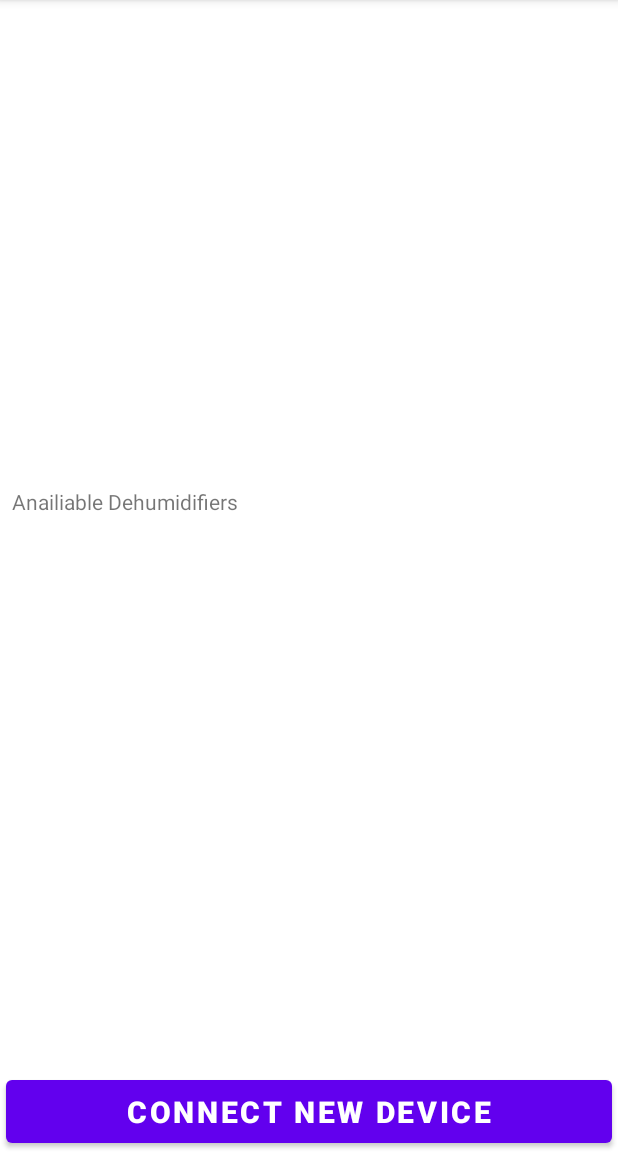
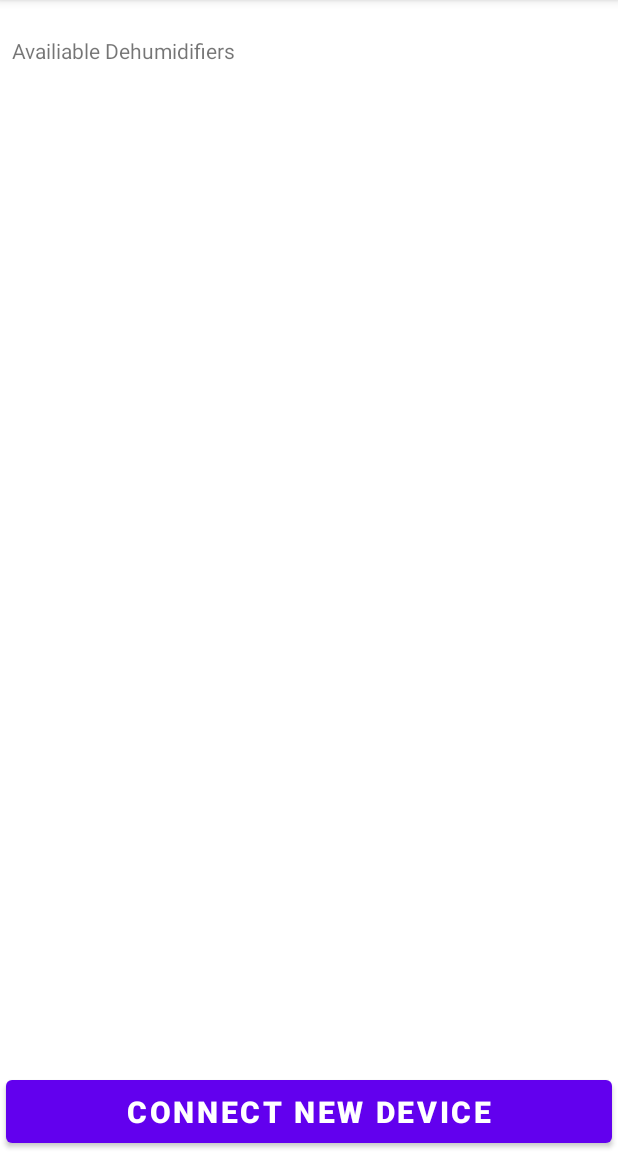
Before and after one commit to Margy-Katinaki/iDehumidifier-, an Android app: the screen it shows after launch (MainActivity), on a phone screen of 412 x 824 dp, the part 84-1236 px from its top. Run offline under Robolectric (Android 15) with nearby library versions, the phone set to English and light mode, and no system bars.

Commit message:
Add Data,Sttings Activity
Signed-off-by: Margy <margy2katnk@gmail.com>

```diff
--- a/app/src/main/AndroidManifest.xml
+++ b/app/src/main/AndroidManifest.xml
@@ -8,7 +8,8 @@
         android:label="@string/app_name"
         android:roundIcon="@mipmap/ic_launcher_round"
         android:supportsRtl="true"
-        android:theme="@style/Theme.IDehumidifier">
+        android:theme="@style/Theme.IDehumidifier"
+        android:name=".Data">
         <activity
             android:name=".MainActivity"
             android:exported="true">
@@ -23,6 +24,7 @@
         <activity android:name=".TimerActivity"/>
         <activity android:name=".SpeedActivity"/>
         <activity android:name=".DehumidifierActivity"/>
+        <activity android:name=".SettingsActivity"/>
     </application>
 
 </manifest>
--- a/app/src/main/java/com/example/idehumidifier/ConnectDeviceActivity.kt
+++ b/app/src/main/java/com/example/idehumidifier/ConnectDeviceActivity.kt
@@ -43,7 +43,11 @@ class ConnectDeviceActivity : AppCompatActivity() {
             }
 
             val deh = Dehumidifier(name,serial,room,null,null,Mode(),Speed())
-            Log.e("hoho",deh.toString())
+            Data.instance.addDehumidifier(deh)
+
+            onBackPressed()
+
+
         }
 
 
--- /dev/null
+++ b/app/src/main/java/com/example/idehumidifier/Data.kt
@@ -0,0 +1,36 @@
+package com.example.idehumidifier
+
+import android.app.Application
+
+class Data : Application() {
+     private lateinit var dehumidifiersList : MutableList<Dehumidifier>
+
+    companion object {
+        lateinit var instance: Data
+            private set
+    }
+
+    override fun onCreate() {
+        super.onCreate()
+        instance = this
+        dehumidifiersList = mutableListOf()
+    }
+
+
+
+    fun addDehumidifier(dehumidifier: Dehumidifier){
+        dehumidifiersList.add(dehumidifier)
+        println(dehumidifiersList.size)
+    }
+
+    fun getDehumidifiers(): MutableList<Dehumidifier>{
+        return dehumidifiersList
+    }
+
+    fun removeDehumidifier(dehumidifier: Dehumidifier ){
+        dehumidifiersList.remove(dehumidifier)
+    }
+
+    //fun changeName
+
+}
--- a/app/src/main/java/com/example/idehumidifier/DehumidifierAdapter.kt
+++ b/app/src/main/java/com/example/idehumidifier/DehumidifierAdapter.kt
@@ -45,4 +45,5 @@ class DehumidifierAdapter(
     }
 
 
+
 }
--- a/app/src/main/java/com/example/idehumidifier/MainActivity.kt
+++ b/app/src/main/java/com/example/idehumidifier/MainActivity.kt
@@ -3,48 +3,44 @@ package com.example.idehumidifier
 import android.content.Intent
 import androidx.appcompat.app.AppCompatActivity
 import android.os.Bundle
+import androidx.recyclerview.widget.LinearLayoutManager
 import com.example.idehumidifier.databinding.ActivityMainBinding
 
 class MainActivity : AppCompatActivity() {
 
+     private var adapter = DehumidifierAdapter(Data.instance.getDehumidifiers())
+
     private lateinit var binding: ActivityMainBinding
+
     override fun onCreate(savedInstanceState: Bundle?) {
         super.onCreate(savedInstanceState)
         binding = ActivityMainBinding.inflate(layoutInflater)
         setContentView(binding.root)
 
-        val list = mutableListOf<Dehumidifier>()
-        val a = Dehumidifier("1", "kati", "kati model", 100.0, 88.0,Mode(),Speed())
+
+
+        binding.recyclerView.adapter = adapter
+        binding.recyclerView.layoutManager = LinearLayoutManager(this)
+
+        //val list = mutableListOf<Dehumidifier>()
+//        val a = Dehumidifier("1", "kati", "kati model", 100.0, 88.0,Mode(),Speed())
+//
+//        Data.instance.addDehumidifier(a)
+
+
 
         binding.button.setOnClickListener {
-            val intent = Intent(this,SpeedActivity::class.java)
-            intent.putExtra("deh",a)
+            val intent = Intent(this,ConnectDeviceActivity::class.java)
             startActivity(intent)
         }
 
 
-
-//
-//
-//
-//        val b = Dehumidifier(2, "kati", "kati model", 100.0, 88.0)
-//        val c = Dehumidifier(3, "kati", "kati model", 100.0, 88.0)
-//        val d = Dehumidifier(4, "kati", "kati model", 100.0, 88.0)
-//
-//        list.add(a)
-//        list.add(b)
-//        list.add(c)
-//        list.add(d)
-
-//        val adapter = DehumidifierAdapter(list)
-//
-//        recycler_view.adapter = adapter
-//        recycler_view.layoutManager = LinearLayoutManager(this)
+    }
 
 
-
-
-
-
+    override fun onResume() {
+        super.onResume()
+        binding.recyclerView.adapter = adapter
+        binding.recyclerView.layoutManager = LinearLayoutManager(this)
     }
 }
--- a/app/src/main/res/layout/activity_main.xml
+++ b/app/src/main/res/layout/activity_main.xml
@@ -10,21 +10,25 @@
     <androidx.recyclerview.widget.RecyclerView
         android:id="@+id/recycler_view"
         android:layout_width="match_parent"
-        android:layout_height="wrap_content"
-        app:layout_constraintTop_toTopOf="parent"
-        app:layout_constraintBottom_toBottomOf="parent"
+        android:layout_height="0dp"
+        app:layout_constraintTop_toBottomOf="@id/text_view_avail_deh"
+        app:layout_constraintBottom_toTopOf="@id/button"
+        android:layout_marginTop="32dp"
         android:layout_marginStart="4dp"
-        android:layout_marginEnd="4dp"/>
+        android:layout_marginEnd="4dp"
+        android:layout_marginBottom="8dp"/>
 
     <TextView
         android:id="@+id/text_view_avail_deh"
         android:layout_width="wrap_content"
         android:layout_height="wrap_content"
+        app:layout_constraintTop_toTopOf="parent"
         app:layout_constraintBottom_toTopOf="@id/recycler_view"
-        android:layout_marginBottom="40dp"
+        android:layout_marginBottom="16dp"
         app:layout_constraintStart_toStartOf="@id/recycler_view"
-        android:text="Anailiable Dehumidifiers"
-        android:layout_marginStart="4dp"/>
+        android:text="Availiable Dehumidifiers"
+        android:layout_marginStart="4dp"
+        android:layout_marginTop="24dp"/>
 
 
     <Button
```
Also changed, not shown: app/src/main/java/com/example/idehumidifier/SettingsActivity.kt (added, +24 -0 lines), app/src/main/res/layout/recycler_view_dehumidifier.xml (+14 -1 lines), app/src/main/res/layout/settings.xml (+13 -2 lines).
